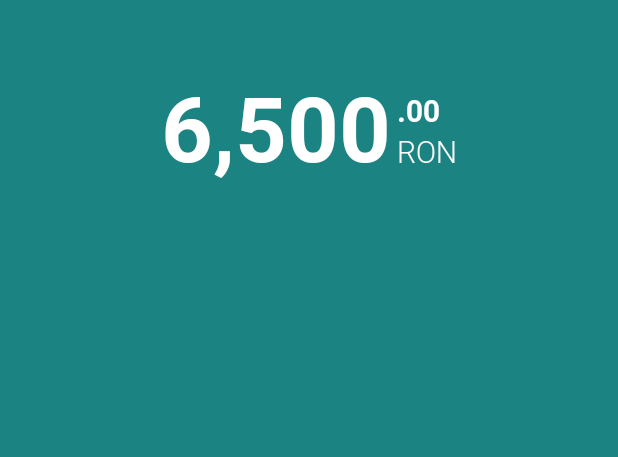
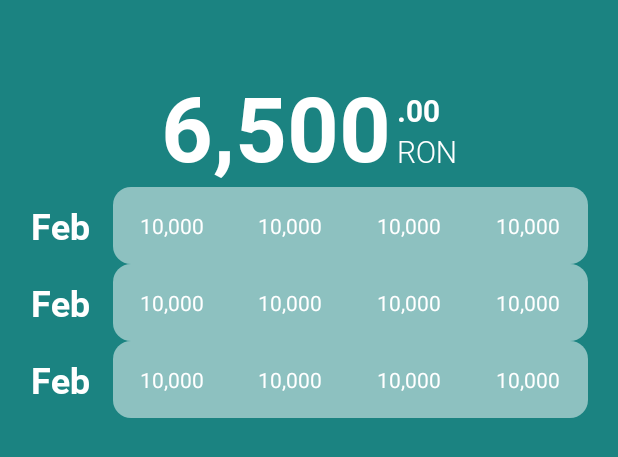
Before and after one commit to alexandru-rotariu-5/Finkeepy, an Android app: the layout fragment_dashboard.xml on its own in the app's theme, with its tools: preview values and no code run, on a phone screen of 412 x 824 dp. Shown: the top 457 px of the screen. Run offline under Robolectric (Android 15) with nearby library versions, the phone set to English and light mode, and no system bars.

Commit message:
Implemented records list in dashboard

```diff
--- a/app/src/main/java/com/alexrotariu/finkeepy/data/datasources/RecordsDataSource.kt
+++ b/app/src/main/java/com/alexrotariu/finkeepy/data/network/RecordsDataSource.kt
@@ -1,4 +1,4 @@
-package com.alexrotariu.finkeepy.data.datasources
+package com.alexrotariu.finkeepy.data.network
 
 import android.util.Log
 import com.alexrotariu.finkeepy.data.models.Record
@@ -36,4 +36,5 @@ class RecordsDataSource @Inject constructor(db: FirebaseFirestore) {
             null
         }
     }
+
 }
--- a/app/src/main/java/com/alexrotariu/finkeepy/data/repositories/RecordsRepository.kt
+++ b/app/src/main/java/com/alexrotariu/finkeepy/data/repositories/RecordsRepository.kt
@@ -1,7 +1,7 @@
 package com.alexrotariu.finkeepy.data.repositories
 
-import com.alexrotariu.finkeepy.data.datasources.RecordsDataSource
 import com.alexrotariu.finkeepy.data.models.Record
+import com.alexrotariu.finkeepy.data.network.RecordsDataSource
 import javax.inject.Inject
 
 class RecordsRepository @Inject constructor(private val recordsDataSource: RecordsDataSource) {
--- a/app/src/main/java/com/alexrotariu/finkeepy/ui/dashboard/DashboardViewModel.kt
+++ b/app/src/main/java/com/alexrotariu/finkeepy/ui/dashboard/DashboardViewModel.kt
@@ -1,6 +1,5 @@
 package com.alexrotariu.finkeepy.ui.dashboard
 
-import android.util.Log
 import androidx.lifecycle.LiveData
 import androidx.lifecycle.MutableLiveData
 import androidx.lifecycle.ViewModel
--- /dev/null
+++ b/app/src/main/res/drawable/bg_record_data.xml
@@ -0,0 +1,6 @@
+<?xml version="1.0" encoding="utf-8"?>
+<shape xmlns:android="http://schemas.android.com/apk/res/android"
+    android:shape="rectangle">
+    <solid android:color="#80FFFFFF" />
+    <corners android:radius="12dp" />
+</shape>
--- a/app/src/main/res/layout/fragment_dashboard.xml
+++ b/app/src/main/res/layout/fragment_dashboard.xml
@@ -9,6 +9,7 @@
     tools:context="com.alexrotariu.finkeepy.ui.dashboard.DashboardFragment">
 
     <androidx.constraintlayout.widget.ConstraintLayout
+        android:id="@+id/clNetWorth"
         android:layout_width="wrap_content"
         android:layout_height="wrap_content"
         app:layout_constraintTop_toTopOf="parent"
@@ -56,4 +57,12 @@
 
     </androidx.constraintlayout.widget.ConstraintLayout>
 
+    <androidx.recyclerview.widget.RecyclerView
+        android:id="@+id/rvRecords"
+        android:layout_width="match_parent"
+        app:layout_constraintTop_toBottomOf="@+id/clNetWorth"
+        tools:itemCount="3"
+        android:layout_height="wrap_content"
+        tools:listitem="@layout/item_record"/>
+
 </androidx.constraintlayout.widget.ConstraintLayout>
--- /dev/null
+++ b/app/src/main/res/layout/item_record.xml
@@ -0,0 +1,78 @@
+<?xml version="1.0" encoding="utf-8"?>
+<LinearLayout xmlns:android="http://schemas.android.com/apk/res/android"
+    xmlns:tools="http://schemas.android.com/tools"
+    android:layout_width="match_parent"
+    android:layout_height="wrap_content"
+    android:background="@color/turquoise"
+    android:gravity="center"
+    android:orientation="horizontal">
+
+    <!-- Month -->
+    <TextView
+        android:id="@+id/tvMonth"
+        android:layout_width="wrap_content"
+        android:layout_height="wrap_content"
+        android:fontFamily="@font/bold"
+        tools:text="Feb"
+        android:textAlignment="textEnd"
+        android:textColor="@color/white"
+        android:textSize="24sp" />
+
+    <!-- Box containing net worth, income, expense, and cashflow -->
+    <LinearLayout
+        android:layout_width="0dp"
+        android:layout_height="wrap_content"
+        android:layout_marginStart="16dp"
+        android:layout_weight="1"
+        android:background="@drawable/bg_record_data"
+        android:orientation="horizontal"
+        android:paddingVertical="16dp">
+
+        <!-- Net Worth -->
+        <TextView
+            android:id="@+id/tvNetWorth"
+            android:layout_width="0dp"
+            android:layout_height="wrap_content"
+            android:layout_weight="1"
+            tools:text="10,000"
+            android:textAlignment="center"
+            android:textColor="@color/white"
+            android:textSize="14sp"
+            tools:ignore="NestedWeights" />
+
+        <!-- Income -->
+        <TextView
+            android:id="@+id/tvIncome"
+            android:layout_width="0dp"
+            android:layout_height="wrap_content"
+            android:layout_weight="1"
+            tools:text="10,000"
+            android:textAlignment="center"
+            android:textColor="@color/white"
+            android:textSize="14sp" />
+
+        <!-- Expense -->
+        <TextView
+            android:id="@+id/tvExpense"
+            android:layout_width="0dp"
+            android:layout_height="wrap_content"
+            android:layout_weight="1"
+            tools:text="10,000"
+            android:textAlignment="center"
+            android:textColor="@color/white"
+            android:textSize="14sp" />
+
+        <!-- Cash Flow -->
+        <TextView
+            android:id="@+id/tvCashflow"
+            android:layout_width="0dp"
+            android:layout_height="wrap_content"
+            android:layout_weight="1"
+            tools:text="10,000"
+            android:textAlignment="center"
+            android:textColor="@color/white"
+            android:textSize="14sp" />
+
+    </LinearLayout>
+
+</LinearLayout>
--- /dev/null
+++ b/app/src/main/res/values/dimens.xml
@@ -0,0 +1,4 @@
+<?xml version="1.0" encoding="utf-8"?>
+<resources>
+    <dimen name="record_item_vertical_space">16dp</dimen>
+</resources>
```
Also changed, not shown: app/src/main/java/com/alexrotariu/finkeepy/data/models/Record.kt (+8 -0 lines), app/src/main/java/com/alexrotariu/finkeepy/ui/dashboard/DashboardFragment.kt (+28 -2 lines), app/src/main/java/com/alexrotariu/finkeepy/ui/dashboard/RecordItemDecoration.kt (added, +17 -0 lines), app/src/main/java/com/alexrotariu/finkeepy/ui/dashboard/RecordsAdapter.kt (added, +57 -0 lines).
